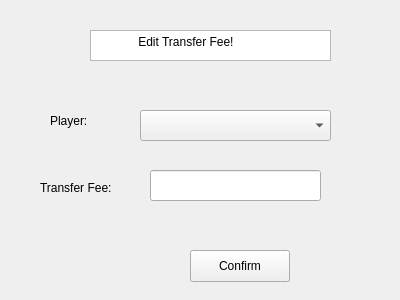
This is edittransferlist.ui in TNT57/FootballClubManagementSystem as Qt 5 draws it before an edit. The edited form follows.
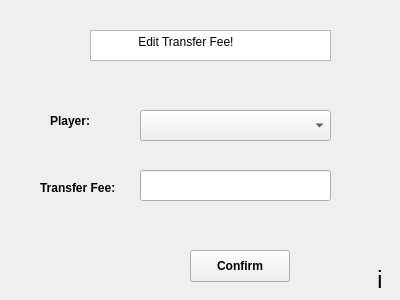
This is the edited form.

```diff
--- a/edittransferlist.ui
+++ b/edittransferlist.ui
@@ -32,9 +32,9 @@
   <widget class="QLineEdit" name="transferFeeEdit">
    <property name="geometry">
     <rect>
-     <x>150</x>
+     <x>140</x>
      <y>170</y>
-     <width>171</width>
+     <width>191</width>
      <height>31</height>
     </rect>
    </property>
@@ -48,6 +48,11 @@
      <height>32</height>
     </rect>
    </property>
+   <property name="font">
+    <font>
+     <bold>true</bold>
+    </font>
+   </property>
    <property name="text">
     <string>Confirm</string>
    </property>
@@ -61,6 +66,11 @@
      <height>16</height>
     </rect>
    </property>
+   <property name="font">
+    <font>
+     <bold>true</bold>
+    </font>
+   </property>
    <property name="text">
     <string>Transfer Fee:</string>
    </property>
@@ -74,6 +84,11 @@
      <height>41</height>
     </rect>
    </property>
+   <property name="font">
+    <font>
+     <bold>true</bold>
+    </font>
+   </property>
    <property name="text">
     <string>Player: </string>
    </property>
@@ -88,6 +103,27 @@
     </rect>
    </property>
   </widget>
+  <widget class="QLabel" name="infoLabel">
+   <property name="geometry">
+    <rect>
+     <x>370</x>
+     <y>270</y>
+     <width>20</width>
+     <height>20</height>
+    </rect>
+   </property>
+   <property name="font">
+    <font>
+     <pointsize>17</pointsize>
+    </font>
+   </property>
+   <property name="text">
+    <string>i</string>
+   </property>
+   <property name="alignment">
+    <set>Qt::AlignCenter</set>
+   </property>
+  </widget>
  </widget>
  <resources/>
  <connections/>
```
